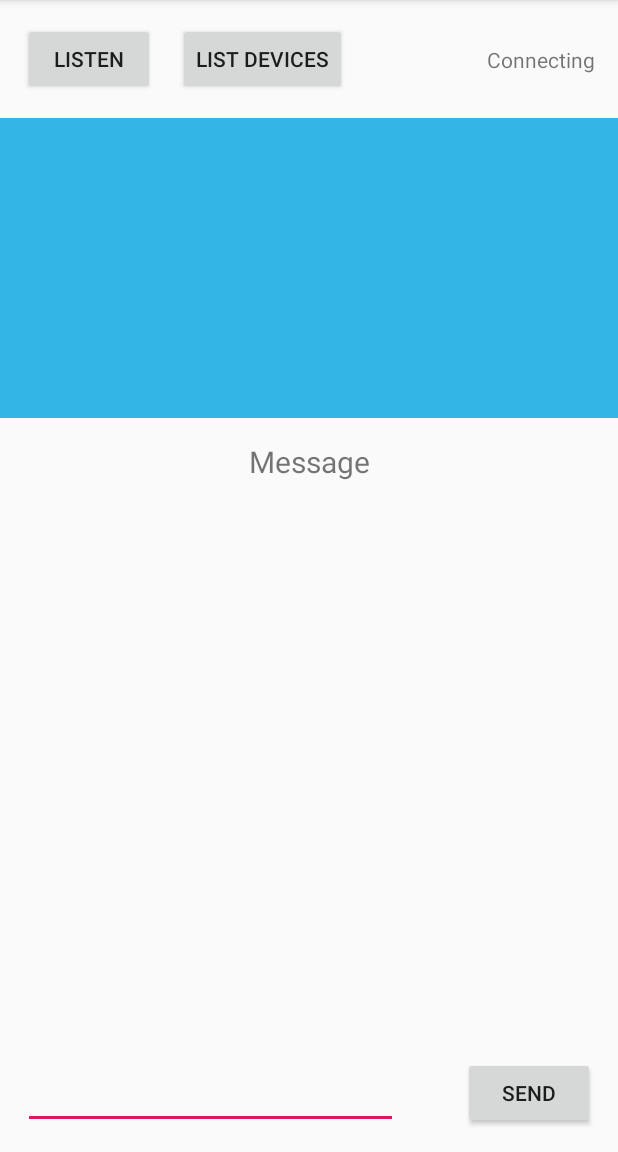
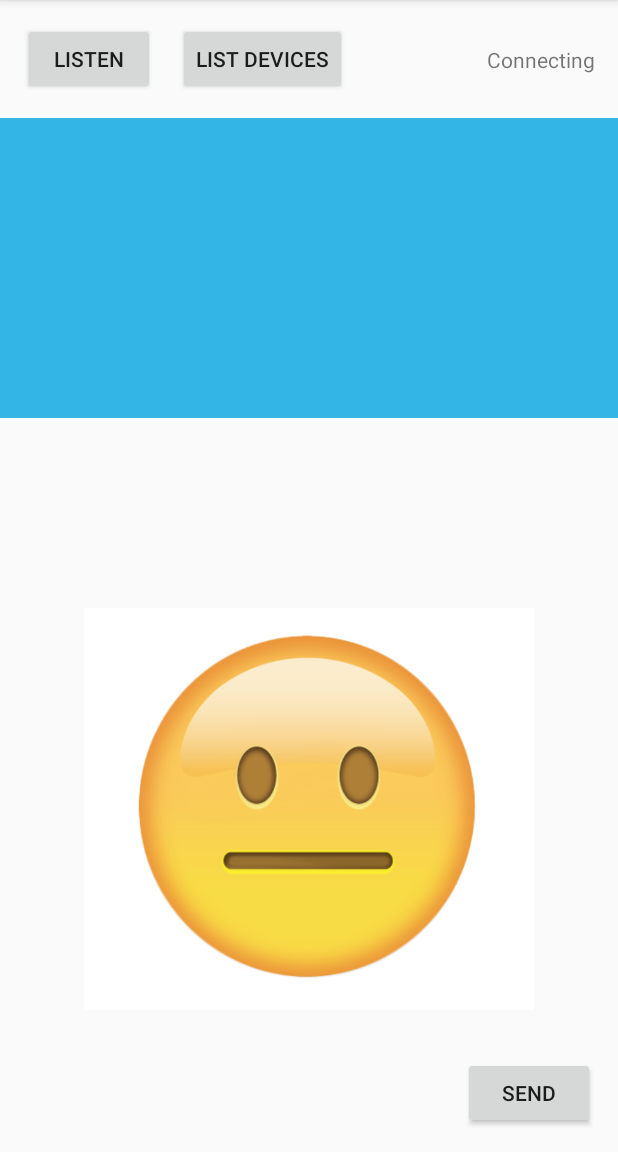
Before and after one commit to kevinorh/Bluetooth_Prueba, an Android app: the screen it shows after launch (MainActivity), after a tap on "SEND", on a phone screen of 412 x 824 dp, the part 84-1236 px from its top. Run offline under Robolectric (Android 15) with nearby library versions, the phone set to English and light mode, and no system bars; 2 statements that could not run were skipped; 2 other taps on this screen came first.

Commit message:
Local image transfer working (just send the image 1 time)

```diff
--- a/app/src/main/java/kevin/ore/btchat/MainActivity.java
+++ b/app/src/main/java/kevin/ore/btchat/MainActivity.java
@@ -5,6 +5,8 @@ import android.bluetooth.BluetoothDevice;
 import android.bluetooth.BluetoothServerSocket;
 import android.bluetooth.BluetoothSocket;
 import android.content.Intent;
+import android.graphics.Bitmap;
+import android.graphics.BitmapFactory;
 import android.os.Handler;
 import android.os.Message;
 import android.support.v7.app.AppCompatActivity;
@@ -14,12 +16,15 @@ import android.widget.AdapterView;
 import android.widget.ArrayAdapter;
 import android.widget.Button;
 import android.widget.EditText;
+import android.widget.ImageView;
 import android.widget.ListView;
 import android.widget.TextView;
 
+import java.io.ByteArrayOutputStream;
 import java.io.IOException;
 import java.io.InputStream;
 import java.io.OutputStream;
+import java.util.Arrays;
 import java.util.Set;
 import java.util.UUID;
 
@@ -27,8 +32,8 @@ public class MainActivity extends AppCompatActivity {
 
     Button listen,send, listDevices;
     ListView listView;
-    TextView msg_box, status;
-    EditText writeMsg;
+    TextView status;
+    ImageView imageView;
 
     BluetoothAdapter bluetoothAdapter;
     BluetoothDevice[] btArray;
@@ -107,8 +112,21 @@ public class MainActivity extends AppCompatActivity {
         send.setOnClickListener(new View.OnClickListener() {
             @Override
             public void onClick(View v) {
-                String string = String.valueOf(writeMsg.getText());
-                sendRecieve.write(string.getBytes());
+                //OPEN GALLERY
+                Bitmap bitmap = BitmapFactory.decodeResource(getResources(),R.drawable.happyicon);
+                ByteArrayOutputStream stream = new ByteArrayOutputStream();
+                bitmap.compress(Bitmap.CompressFormat.PNG,50,stream);
+                byte[] imageBytes = stream.toByteArray();
+
+                int subArraySize = 400;
+
+                sendRecieve.write(String.valueOf(imageBytes.length).getBytes());
+
+                for (int i=0; i<imageBytes.length;i+=subArraySize){
+                    byte[] tempArray;
+                    tempArray = Arrays.copyOfRange(imageBytes,i,Math.min(imageBytes.length,i+subArraySize));
+                    sendRecieve.write(tempArray);
+                }
             }
         });
     }
@@ -129,9 +147,10 @@ public class MainActivity extends AppCompatActivity {
                     status.setText("Connection Failed");
                     break;
                 case STATE_MESSAGE_RECEIVED:
-                    byte[] readBuff = (byte[]) msg.obj;
-                    String tempMsg = new String(readBuff,0,msg.arg1);
-                    msg_box.setText(tempMsg);
+                    byte [] readbuff = (byte[]) msg.obj;
+                    Bitmap bitmap = BitmapFactory.decodeByteArray(readbuff,0,msg.arg1);
+
+                    imageView.setImageBitmap(bitmap);
                     break;
             }
             return true;
@@ -141,10 +160,9 @@ public class MainActivity extends AppCompatActivity {
         listen = (Button) findViewById(R.id.listen);
         send = (Button) findViewById(R.id.send);
         listView = (ListView) findViewById(R.id.listView);
-        msg_box = (TextView) findViewById(R.id.msg);
         status = (TextView) findViewById(R.id.status);
-        writeMsg = (EditText) findViewById(R.id.writemsg);
         listDevices = (Button) findViewById(R.id.listDevices);
+        imageView = (ImageView) findViewById(R.id.imageView);
 
     }
     private class ServerClass extends Thread{
@@ -243,21 +261,48 @@ public class MainActivity extends AppCompatActivity {
             outputStream = tempOut;
         }
         public void run(){
-            byte[] buffer = new byte[1024];
-            int bytes;
+            byte[] buffer = null;
+            int numberOfBytes = 0;
+            int index = 0;
+            boolean flag = true;
 
             while (true){
-                try {
-                    bytes = inputStream.read(buffer);
-                    handler.obtainMessage(STATE_MESSAGE_RECEIVED,bytes,-1,buffer).sendToTarget();
-                } catch (IOException e) {
-                    e.printStackTrace();
+                if(flag)
+                {
+                    try {
+                        byte [] temp = new byte[inputStream.available()];
+                        if(inputStream.read(temp)>0)
+                        {
+                            numberOfBytes = Integer.parseInt(new String(temp, "UTF-8"));
+                            buffer = new byte[numberOfBytes];
+                            flag = false;
+                        }
+                    } catch (IOException e) {
+                        e.printStackTrace();
+                    }
+                }else {
+                    byte [] data = new byte[0];
+                    try {
+                        data = new byte[inputStream.available()];
+                        int numbers = inputStream.read(data);
+
+                        System.arraycopy(data,0,buffer,index,numbers);
+                        index = index+numbers;
+
+                        if(index== numberOfBytes){
+                            handler.obtainMessage(STATE_MESSAGE_RECEIVED,numberOfBytes,-1,buffer).sendToTarget();
+                            flag = true;
+                        }
+                    } catch (IOException e) {
+                        e.printStackTrace();
+                    }
                 }
             }
         }
         public void write(byte[] bytes){
             try {
                 outputStream.write(bytes);
+                outputStream.flush();
             } catch (IOException e) {
                 e.printStackTrace();
             }
--- a/app/src/main/res/layout/activity_main.xml
+++ b/app/src/main/res/layout/activity_main.xml
@@ -49,7 +49,17 @@
         app:layout_constraintEnd_toEndOf="parent"
         android:layout_margin="15dp"
         android:textSize="20dp"
-        android:text="Message"/>
+        android:text="Message"
+        android:visibility="invisible"/>
+    <ImageView
+        android:id="@+id/imageView"
+        android:layout_width="300dp"
+        android:layout_height="300dp"
+        android:layout_margin="15dp"
+        android:src="@drawable/seriusicon"
+        app:layout_constraintBottom_toTopOf="@id/send"
+        app:layout_constraintStart_toStartOf="parent"
+        app:layout_constraintEnd_toEndOf="parent"/>
     <EditText
         android:id="@+id/writemsg"
         android:layout_width="250dp"
@@ -57,6 +67,7 @@
         app:layout_constraintBottom_toBottomOf="parent"
         app:layout_constraintStart_toStartOf="parent"
         android:layout_margin="15dp"
+        android:visibility="invisible"
         />
     <Button
         android:id="@+id/send"
```
Also changed, not shown: app/src/main/res/drawable/happyicon.png (added), app/src/main/res/drawable/seriusicon.png (added).
